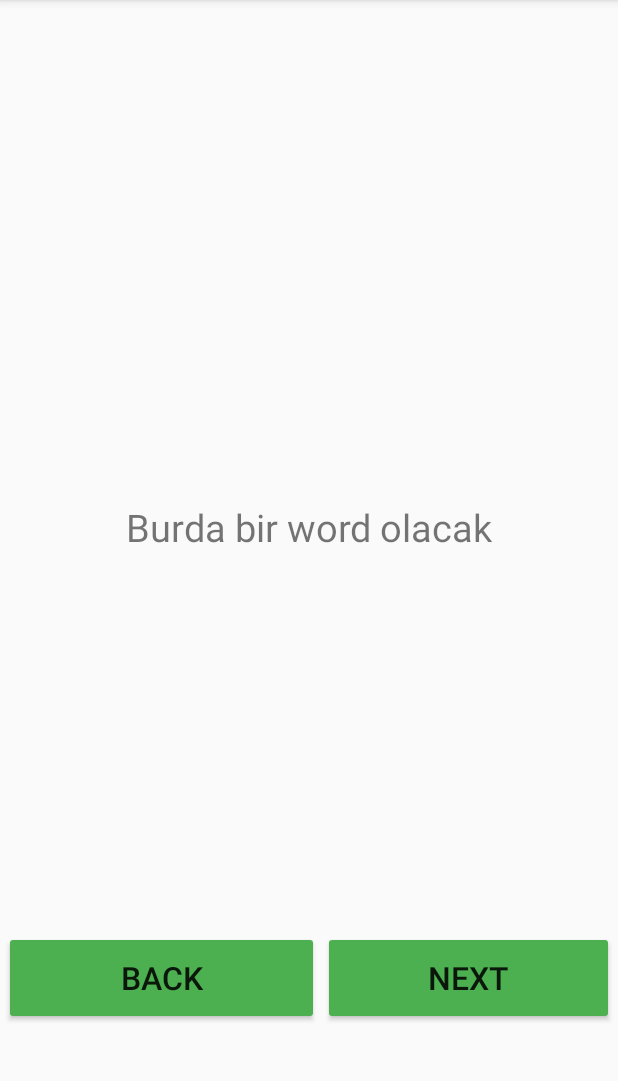
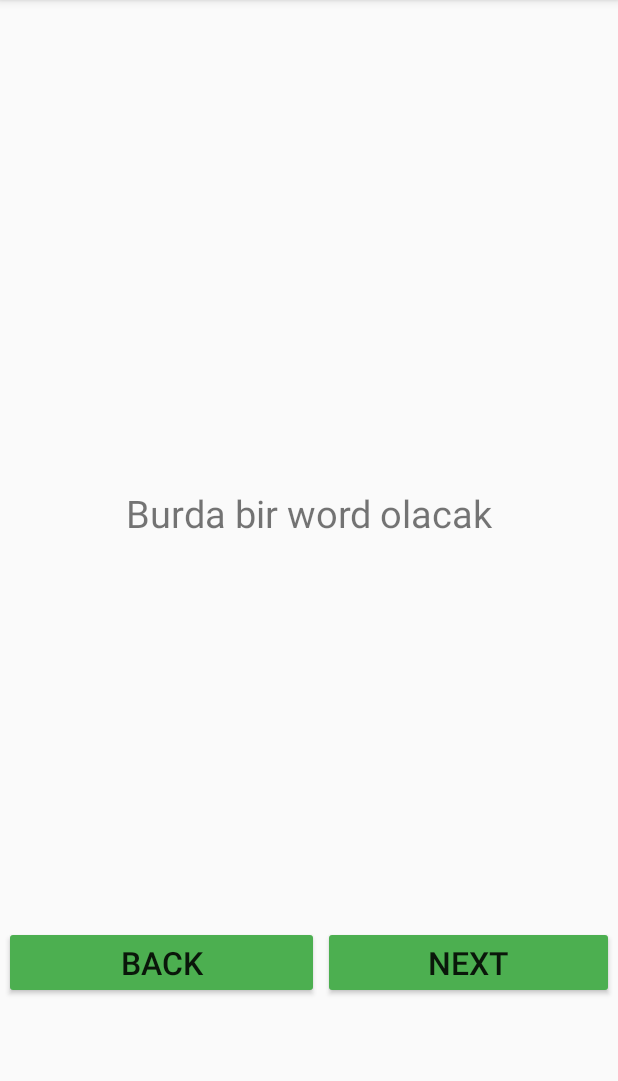
Before and after one commit to KursatCodes/Cards, an Android app: the WordFragment screen opened through its navigation route, on a phone screen of 412 x 824 dp, the part 84-1165 px from its top. Run offline under Robolectric (Android 15) with nearby library versions, the phone set to English and light mode, and no system bars.

```diff
--- a/app/src/main/java/com/muhammedkursatgokgun/cards/view/EnterFragment.kt
+++ b/app/src/main/java/com/muhammedkursatgokgun/cards/view/EnterFragment.kt
@@ -5,8 +5,14 @@ import androidx.fragment.app.Fragment
 import android.view.LayoutInflater
 import android.view.View
 import android.view.ViewGroup
+import androidx.navigation.Navigation
 import com.muhammedkursatgokgun.cards.R
+import com.muhammedkursatgokgun.cards.databinding.FragmentEnterBinding
 
+private var _binding: FragmentEnterBinding? = null
+// This property is only valid between onCreateView and
+// onDestroyView.
+private val binding get() = _binding!!
 class EnterFragment : Fragment() {
 
     override fun onCreate(savedInstanceState: Bundle?) {
@@ -17,7 +23,17 @@ class EnterFragment : Fragment() {
         inflater: LayoutInflater, container: ViewGroup?,
         savedInstanceState: Bundle?
     ): View? {
-        // Inflate the layout for this fragment
-        return inflater.inflate(R.layout.fragment_enter, container, false)
+        _binding = FragmentEnterBinding.inflate(inflater, container, false)
+        val view = binding.root
+        return view
+        //return inflater.inflate(R.layout.fragment_enter, container, false)
+    }
+
+    override fun onViewCreated(view: View, savedInstanceState: Bundle?) {
+        super.onViewCreated(view, savedInstanceState)
+        binding.buttonWork.setOnClickListener {
+            val action = EnterFragmentDirections.actionEnterFragmentToWordFragment()
+            Navigation.findNavController(it).navigate(action)
+        }
     }
 }
--- a/app/src/main/res/layout/fragment_word.xml
+++ b/app/src/main/res/layout/fragment_word.xml
@@ -12,7 +12,7 @@
     <TextView
         android:id="@+id/textviewWord"
         android:layout_width="match_parent"
-        android:layout_height="536dp"
+        android:layout_height="517dp"
         android:gravity="center"
         android:text="Burda bir word olacak"
         android:textSize="25sp" />
@@ -20,29 +20,30 @@
 
     <LinearLayout
         android:id="@+id/lineeer"
-        tools:context=".view.WordFragment"
         android:layout_width="match_parent"
-        android:layout_height="match_parent"
-        android:orientation="horizontal">
+        android:layout_height="69dp"
+        android:orientation="horizontal"
+        tools:context=".view.WordFragment">
 
         <Button
             android:id="@+id/buttonBack"
             android:layout_width="210dp"
-            android:layout_height="match_parent"
+            android:layout_height="wrap_content"
+            android:layout_gravity="bottom"
+            android:layout_margin="1dp"
+            android:backgroundTint="@color/green"
             android:text="back"
-            android:textSize="21sp"
-            android:backgroundTint="@color/green"
-            android:layout_margin="1dp"
-            />
+            android:textSize="21sp" />
 
         <Button
             android:id="@+id/buttonNext"
             android:layout_width="match_parent"
-            android:layout_height="match_parent"
+            android:layout_height="wrap_content"
+            android:layout_gravity="bottom"
+            android:layout_margin="1dp"
             android:backgroundTint="@color/green"
             android:text="next"
             android:textSize="21sp"
-            android:layout_margin="1dp"
 
             />
     </LinearLayout>
```
Also changed, not shown: app/build.gradle (+9 -0 lines), app/src/main/res/layout/fragment_adder.xml (+4 -5 lines), build.gradle (+9 -0 lines).
